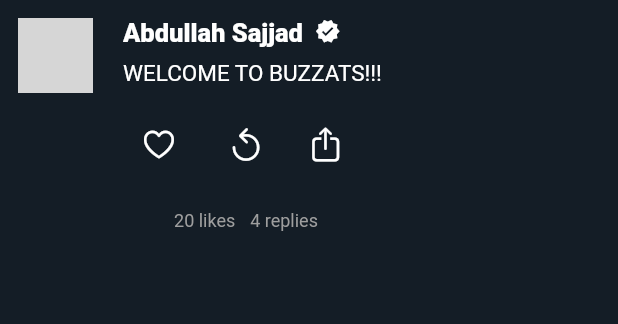
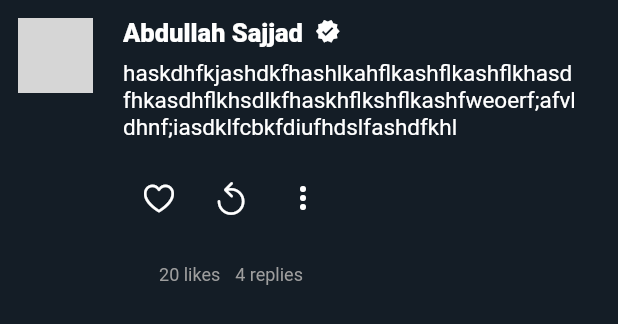
Before and after one commit to IbraheemHaseeb7/buzzats, a Flutter app: the TweetWidget widget shown alone on an empty page, opened directly, on a phone screen of 412 x 824 dp. Shown: the top 324 px of the screen. Run offline on Flutter 3.47's test engine with Material 2 defaults, Android fonts, the phone set to English and light mode, and no system bars; our stand-ins replace google_nav_bar, otp_text_field; grey boxes are pictures that could not be loaded.

Commit message:
fixed minor issues within the tweet widget file

```diff
--- a/lib/CustomWidgets/TweetWidget.dart
+++ b/lib/CustomWidgets/TweetWidget.dart
@@ -1,51 +1,60 @@
-
 // ignore_for_file: prefer_const_literals_to_create_immutables, prefer_const_constructors
 
 import 'package:flutter/cupertino.dart';
 import 'package:flutter/material.dart';
 
-class TweetWidget extends StatelessWidget {
+class TweetWidget extends StatefulWidget {
   TweetWidget({super.key});
 
   @override
+  _TweetWidget createState() => _TweetWidget();
+}
+
+class _TweetWidget extends State<TweetWidget> {
+  bool isLiked = false;
+
+  void handleLike() {
+    setState(() {
+      isLiked = !isLiked;
+    });
+  }
+
+  @override
   Widget build(BuildContext context) {
-
-    return GestureDetector(    //used this so that if a user tap the tweet, it opens a new window showing only this tweet and the comments below
-      onTap: null,
-    child:Container(
+    double screenWidth = MediaQuery.of(context).size.width;
+    return GestureDetector(
+      //used this so that if a user tap the tweet, it opens a new window showing only this tweet and the comments below
+      onTap: () {},
+      child: Container(
         decoration: BoxDecoration(
-                    color:  Color(0xFF141D26),
-
+          color: Color(0xFF141D26),
         ),
         child: Row(
           mainAxisAlignment: MainAxisAlignment.start,
           crossAxisAlignment: CrossAxisAlignment.start,
           children: [
-
             Padding(
-                       padding: EdgeInsets.only(top:12,left:12,right: 8 ),
+              padding: EdgeInsets.only(top: 12, left: 12, right: 8),
               child: ClipRRect(
                 borderRadius: BorderRadius.all(Radius.circular(200)),
-                        child: Image.asset("lib\\Assets\\abdu.jpg",width: 50,),
+                child: Image.asset(
+                  "lib\\Assets\\abdu.jpg",
+                  width: 50,
                 ),
               ),
-
+            ),
 
             //the username is wrapped in a column as we need a tweet just aligned below the username
             Padding(
               padding: const EdgeInsets.all(12.0),
-                     child: Expanded(
-
               child: Column(
                 mainAxisAlignment: MainAxisAlignment.start,
                 crossAxisAlignment: CrossAxisAlignment.start,
                 children: [
-
                   Row(
                     mainAxisAlignment: MainAxisAlignment.start,
                     crossAxisAlignment: CrossAxisAlignment.start,
                     children: [
-
                       Text(
                         "Abdullah Sajjad",
                         style: TextStyle(
@@ -55,76 +64,91 @@ class TweetWidget extends StatelessWidget {
                           fontWeight: FontWeight.w900,
                         ),
                       ),
-
                       Padding(
-
                         padding: EdgeInsets.only(left: 8),
-                            child:  Icon(Icons.verified, color: Colors.white,size: 17,),
-
+                        child: Icon(
+                          Icons.verified,
+                          color: Colors.white,
+                          size: 17,
                         ),
-
-                        ],),
-
-                        Padding(
+                      ),
+                    ],
+                  ),
+                  Container(
                     padding: const EdgeInsets.only(top: 8.0, right: 8),
+                    width: screenWidth - 100,
                     child: Text(
-                            "WELCOME TO BUZZATS!!!",
+                      "haskdhfkjashdkfhashlkahflkashflkashflkhasdfhkasdhflkhsdlkfhaskhflkshflkashfweoerf;afvldhnf;iasdklfcbkfdiufhdslfashdfkhl",
                       style: TextStyle(
                         color: Color.fromARGB(255, 255, 255, 255),
                         fontSize: 15,
                         fontFamily: 'Roboto',
-
                       ),
                     ),
-
                   ),
-
-
                   Padding(
-                        padding: const EdgeInsets.only(top:14.0,bottom: 8),
+                    padding: const EdgeInsets.only(top: 14.0, bottom: 8),
                     child: Column(
                       children: [
                         Row(
                           children: [
                             IconButton(
-                                    onPressed: null,
-                                    icon:Icon(CupertinoIcons.heart, color: Colors.white,), color: Colors.white,),
-                                  SizedBox(width: 10),
+                              onPressed: handleLike,
+                              icon: Icon(
+                                !isLiked
+                                    ? CupertinoIcons.heart
+                                    : CupertinoIcons.heart_fill,
+                                color: !isLiked ? Colors.white : Colors.red,
+                              ),
+                              color: Colors.white,
+                            ),
                             IconButton(
                               onPressed: null,
-                                    icon:Icon(CupertinoIcons.arrow_counterclockwise, color: Colors.white,), color: Colors.white,),
-                                  SizedBox(width: 5),
+                              icon: Icon(
+                                CupertinoIcons.arrow_counterclockwise,
+                                color: Colors.white,
+                              ),
+                              color: Colors.white,
+                            ),
                             IconButton(
                               onPressed: null,
-                                    icon:Icon(CupertinoIcons.share_up, color: Colors.white,), color: Colors.white,),
-                                  SizedBox(width: 5),
-
+                              icon: Icon(
+                                Icons.more_vert,
+                                color: Colors.white,
+                              ),
+                              color: Colors.white,
+                            ),
                           ],
                         ),
-                          SizedBox(height:20 ,),
+                        SizedBox(
+                          height: 20,
+                        ),
                         Row(
                           children: [
-                                Text("20 likes", style: TextStyle(color: Colors.grey, fontSize: 12),),
-                                SizedBox(width:10 ,),
-                                Text("4 replies", style: TextStyle(color: Colors.grey, fontSize: 12),),
-
+                            Text(
+                              "20 likes",
+                              style:
+                                  TextStyle(color: Colors.grey, fontSize: 12),
+                            ),
+                            SizedBox(
+                              width: 10,
+                            ),
+                            Text(
+                              "4 replies",
+                              style:
+                                  TextStyle(color: Colors.grey, fontSize: 12),
+                            ),
                           ],
                         ),
                       ],
                     ),
                   )
-
                 ],
-
               ),
             ),
+          ],
         ),
-
-
-               ],
-
       ),
-
-    ),);
+    );
   }
 }
--- a/lib/main.dart
+++ b/lib/main.dart
@@ -14,7 +14,7 @@ class Main extends StatelessWidget {
   @override
   Widget build(BuildContext context) {
     return MaterialApp(
-      home: MyApp(),
+      home: Home(),
       debugShowCheckedModeBanner: false,
       theme: ThemeData().copyWith(
           colorScheme: ThemeData()
```
Also changed, not shown: lib/pages/Home.dart (+69 -137 lines). Lines whose indentation alone changed are shown as unchanged.
